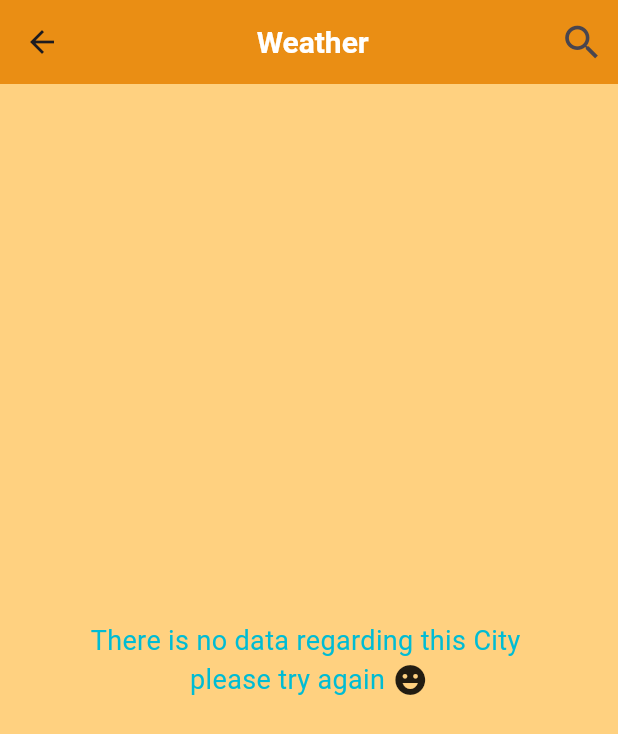
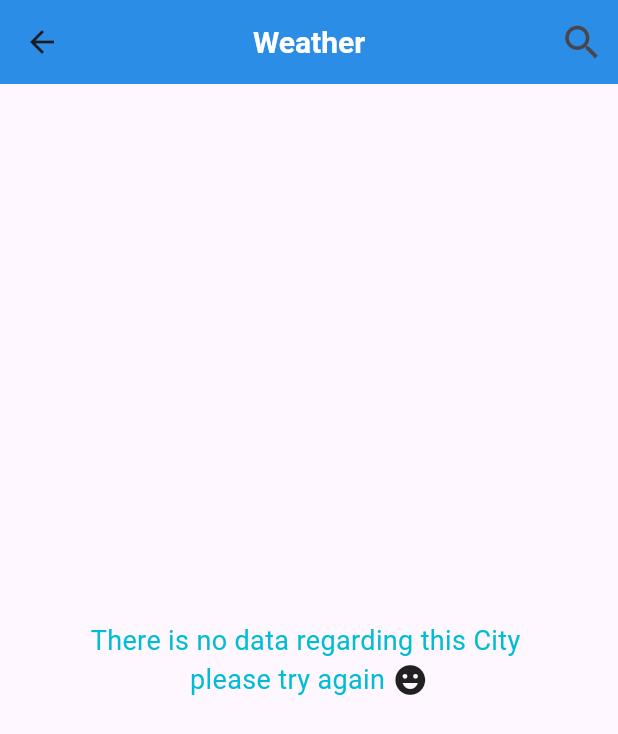
Before and after one commit to jamelalhamd/weather_cubit, a Flutter app: the weatherscreen screen opened directly, on a phone screen of 412 x 824 dp. Shown: the top 734 px of the screen. Run offline on Flutter 3.47's test engine with Material 2 defaults, Android fonts, the phone set to English and light mode, and no system bars; our stand-ins replace bloc, flutter_bloc.

Commit message:
weather mit done

```diff
--- a/lib/weathesehome.dart
+++ b/lib/weathesehome.dart
@@ -25,12 +25,40 @@ class _weatherscreenState extends State<weatherscreen> {
 
         WeatherCubit blk=BlocProvider.of<WeatherCubit>(context);
 
-        if(state is Weatherloading ) return Center(
+        if(state is Weatherloading ) {return
 
-          child: CircularProgressIndicator(),
-        );
 
-        else
+          Scaffold(
+
+            appBar: AppBar(
+                elevation: 50,
+                backgroundColor: Colors.blue,
+                centerTitle: true,
+                actions: [
+                  IconButton(
+                    onPressed: () {
+                      Navigator.push(
+                          context,
+                          MaterialPageRoute(
+                            builder: (context) => const Search(),
+                          ));
+                    },
+                    icon: const Icon(Icons.search, size: 30),
+                  )
+                ],
+                title: const Text(
+                  " Weather ",
+                  style: TextStyle(
+                      color: Colors.white, fontSize: 20, fontWeight: FontWeight.bold),
+                )),
+            body: Center(child: CircularProgressIndicator()),
+
+          );
+
+
+        }
+
+        else if (state is Weathersucess) {
         return Scaffold(
           backgroundColor: Colors.orangeAccent.shade100,
 
@@ -66,6 +94,32 @@ class _weatherscreenState extends State<weatherscreen> {
 
           (blk.weatherModal1 == null) ? nodata() : NewWidgetmitdata(wth: blk.weatherModal1,),
 
+        );}
+
+        else return    Scaffold(
+          appBar: AppBar(
+              elevation: 50,
+              backgroundColor: Colors.blue,
+              centerTitle: true,
+              actions: [
+                IconButton(
+                  onPressed: () {
+                    Navigator.push(
+                        context,
+                        MaterialPageRoute(
+                          builder: (context) => const Search(),
+                        ));
+                  },
+                  icon: const Icon(Icons.search, size: 30),
+                )
+              ],
+              title: const Text(
+                " Weather ",
+                style: TextStyle(
+                    color: Colors.white, fontSize: 20, fontWeight: FontWeight.bold),
+              )),
+
+          body: nodata(),
         );
       },
     );
```
